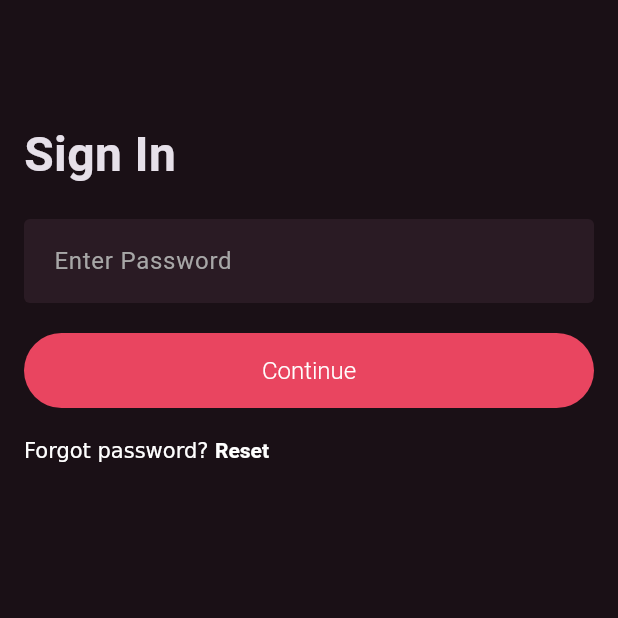
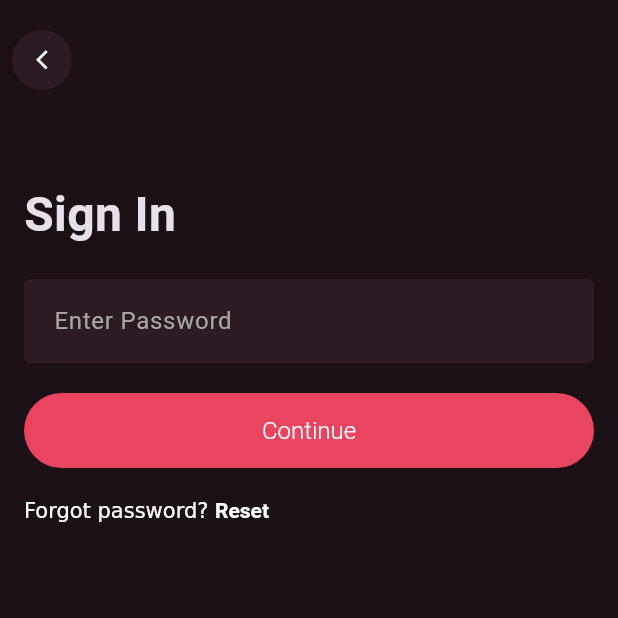
Before and after one commit to GiuMacca/ennatodo, a Flutter app: the screen it shows after launch, after a tap on "Continue", on a phone screen of 412 x 824 dp, the top half of it. Run offline on Flutter 3.47's test engine with Material 3 defaults, Android fonts, the phone set to English and light mode, and no system bars; our stand-ins replace flutter_bloc; Roboto replaces fonts that are missing (CircularStd).

Commit message:
feat: Navigation signIn email -> Continute -> signIn Password -> back -> signIn email

```diff
--- a/lib/common/helper/navigator/app_navigator.dart
+++ b/lib/common/helper/navigator/app_navigator.dart
@@ -2,10 +2,18 @@ import 'package:flutter/material.dart';
 
 class AppNavigator {
 
-  static pushReplacement(BuildContext context, Widget widget){ // widget è la nostra page
+  static void pushReplacement(BuildContext context, Widget widget){ // widget è la nostra page
     Navigator.pushReplacement(
       context,
       MaterialPageRoute(builder: (context) => widget)
     );
   }
+
+
+    static void push(BuildContext context, Widget widget){
+    Navigator.push(
+      context,
+      MaterialPageRoute(builder: (context) => widget)
+    );
+  }
 }
--- a/lib/presentation/auth/pages/enter_password.dart
+++ b/lib/presentation/auth/pages/enter_password.dart
@@ -1,3 +1,4 @@
+import 'package:ennatodo/common/widgets/appBar/app_bar.dart';
 import 'package:ennatodo/common/widgets/buttons/basic_button.dart';
 import 'package:flutter/gestures.dart';
 import 'package:flutter/material.dart';
@@ -8,8 +9,9 @@ class EnterPasswordPage extends StatelessWidget {
   @override
   Widget build(BuildContext context) {
     return Scaffold(
+      appBar: const BasicAppBar(),
       body: Padding(
-        padding: const EdgeInsets.symmetric(horizontal: 16.0, vertical: 80),
+        padding: const EdgeInsets.symmetric(horizontal: 16.0, vertical: 40),
         child: Column(
           crossAxisAlignment: CrossAxisAlignment.start,
           children: [
--- a/lib/presentation/auth/pages/signin.dart
+++ b/lib/presentation/auth/pages/signin.dart
@@ -1,4 +1,5 @@
 import 'package:ennatodo/common/helper/navigator/app_navigator.dart';
+import 'package:ennatodo/common/widgets/appBar/app_bar.dart';
 import 'package:ennatodo/common/widgets/buttons/basic_button.dart';
 import 'package:ennatodo/presentation/auth/pages/enter_password.dart';
 import 'package:flutter/gestures.dart';
@@ -10,8 +11,9 @@ class SigninPage extends StatelessWidget {
   @override
   Widget build(BuildContext context) {
     return Scaffold(
+      appBar: const BasicAppBar(hideBack: true,),
       body: Padding(
-        padding: const EdgeInsets.symmetric(horizontal: 16.0, vertical: 80),
+        padding: const EdgeInsets.symmetric(horizontal: 16.0, vertical: 40),
         child: Column(
           crossAxisAlignment: CrossAxisAlignment.start,
           children: [
@@ -42,7 +44,7 @@ class SigninPage extends StatelessWidget {
   Widget _continueButton(BuildContext context) {
     return BasicButton(
       onPressed: () {
-        AppNavigator.pushReplacement(context, const EnterPasswordPage());
+        AppNavigator.push(context, const EnterPasswordPage());
       },
       title: 'Continue',
     );
```
